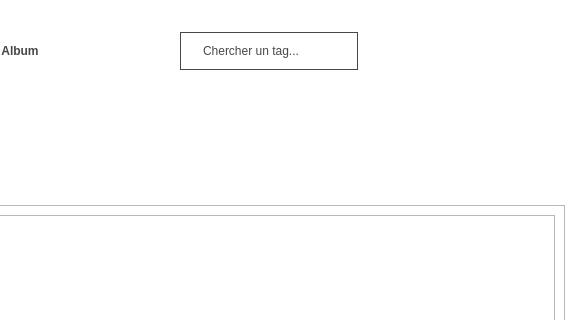
First picture: the form in mainwindowredesigned.ui, repository SebGonzalez/BibliothequePhoto, before the edit; both pictures show x 421 to 995 and y 0 to 320 of the 995 by 611 pixel window.
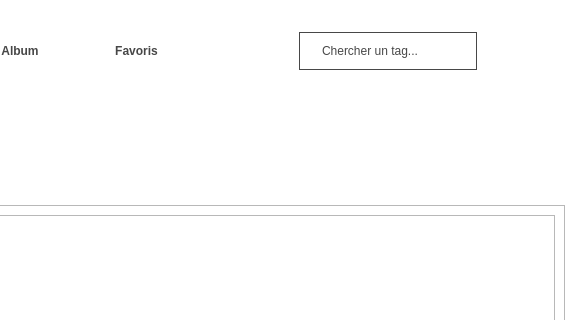
Second picture: the form after the edit.

What changed in the file:
```diff
--- a/mainwindowredesigned.ui
+++ b/mainwindowredesigned.ui
@@ -102,6 +102,13 @@
             </property>
            </widget>
           </item>
+          <item>
+           <widget class="QPushButton" name="pushButton">
+            <property name="text">
+             <string>Favoris</string>
+            </property>
+           </widget>
+          </item>
           <item>
            <widget class="QLineEdit" name="lineEdit">
             <property name="sizePolicy">
```
Left out of the diff: 2 changed lines with no effect on the pictures.
